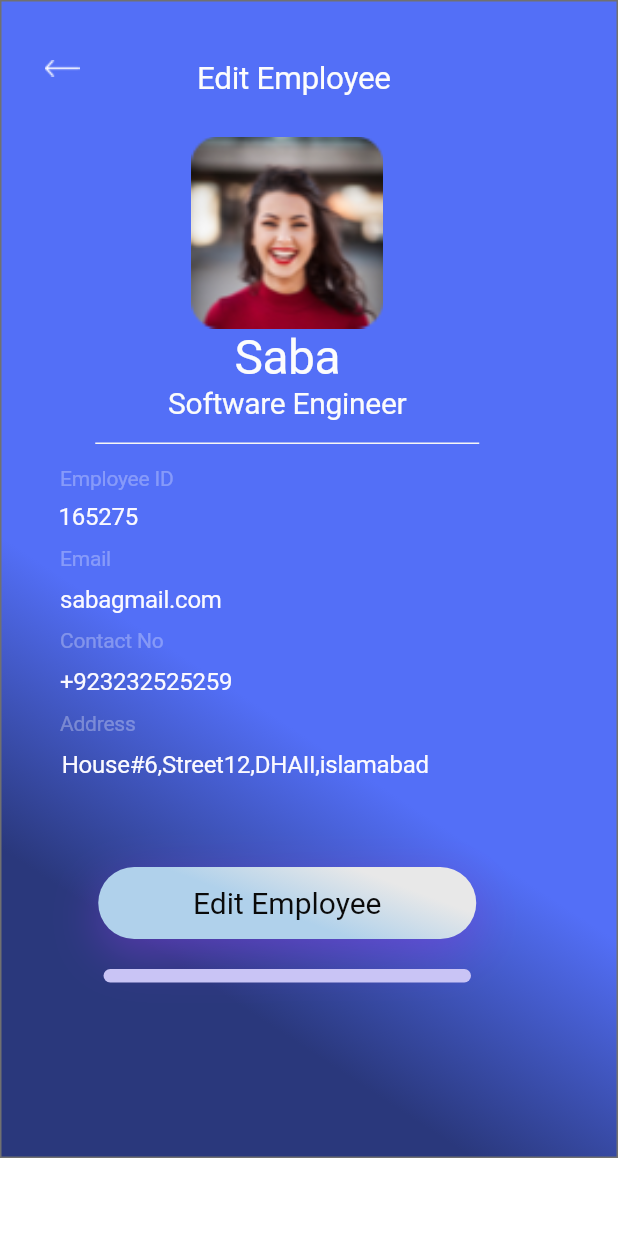
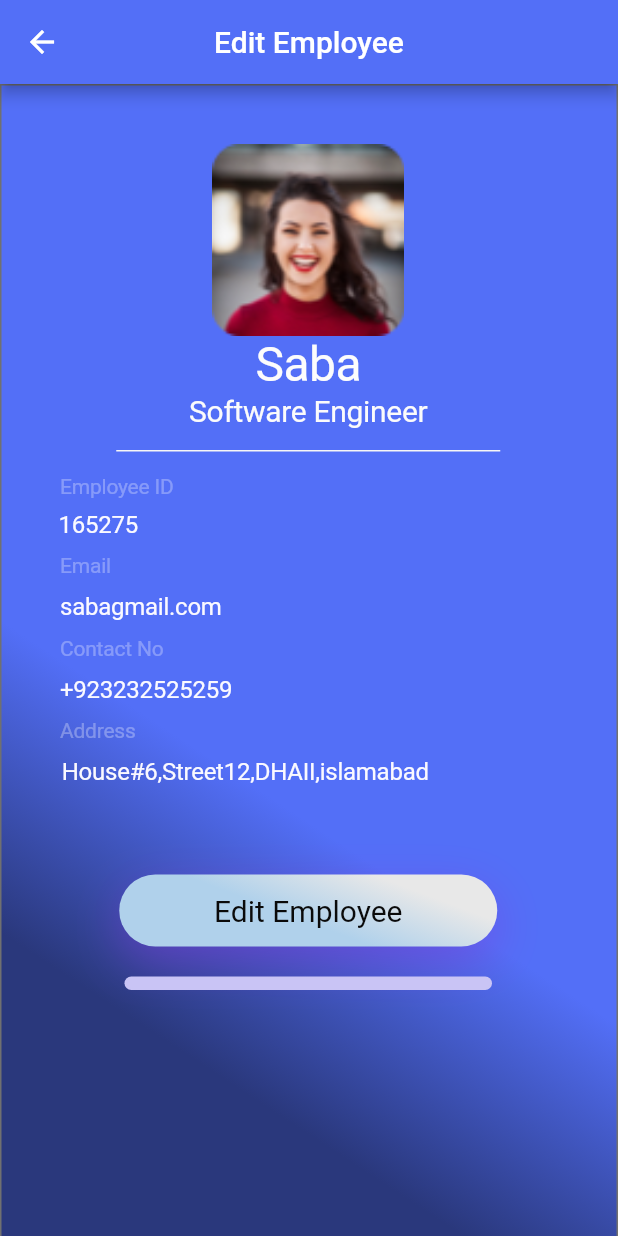
Before and after one commit to Usama3074/pocket-business-solution, a Flutter app: the EditEmployee screen opened directly, on a phone screen of 412 x 824 dp. Run offline on Flutter 3.47's test engine with Material 2 defaults, Android fonts, the phone set to English and light mode, and no system bars; our stand-ins replace charts_flutter, cloud_firestore, firebase_auth, toast; accounts and stored records are empty.

Commit message:
Chart Bar

```diff
--- a/lib/screens/edit_employee.dart
+++ b/lib/screens/edit_employee.dart
@@ -6,6 +6,7 @@ class EditEmployee extends StatelessWidget {
   @override
   Widget build(BuildContext context) {
     return Scaffold(
+      appBar: AppBar(centerTitle: true,title: Text('Edit Employee'),backgroundColor:  Color.fromARGB(255, 83, 111, 247),),
       body: Container(
         constraints: BoxConstraints.expand(),
         decoration: BoxDecoration(
@@ -52,31 +53,34 @@ class EditEmployee extends StatelessWidget {
                             child: Container(),
                           ),
                         ),
+
+
                         Positioned(
                           left: 29,
-                          top: 30,
-                          right: 58,
-                          bottom: 27,
-                          child: Column(
-                            crossAxisAlignment: CrossAxisAlignment.stretch,
+                          top: 0,
+                          right: 30,
+                          bottom: 20,
+                          child: ListView(
+                            scrollDirection: Axis.vertical,
+//                            crossAxisAlignment: CrossAxisAlignment.stretch,
                             children: [
-                              Align(
-                                alignment: Alignment.topLeft,
-                                child: InkWell(
-                                  onTap: () {
-                                    Navigator.of(context).pop();
-                                  },
-                                  child: Container(
-                                    width: 23,
-                                    height: 11,
-                                    margin: EdgeInsets.only(top: 10, left: 1),
-                                    child: Image.asset(
-                                      "assets/images/shape-2.png",
-                                      fit: BoxFit.none,
-                                    ),
-                                  ),
-                                ),
-                              ),
+//                              Align(
+//                                alignment: Alignment.topLeft,
+//                                child: InkWell(
+//                                  onTap: () {
+//                                    Navigator.of(context).pop();
+//                                  },
+//                                  child: Container(
+//                                    width: 23,
+//                                    height: 11,
+//                                    margin: EdgeInsets.only(top: 10, left: 1),
+//                                    child: Image.asset(
+//                                      "assets/images/shape-2.png",
+//                                      fit: BoxFit.none,
+//                                    ),
+//                                  ),
+//                                ),
+//                              ),
                               Align(
                                 alignment: Alignment.topCenter,
                                 child: Container(
@@ -352,23 +356,7 @@ class EditEmployee extends StatelessWidget {
                 ],
               ),
             ),
-            Positioned(
-              top: 40,
 
-              child: Container(
-                 margin: EdgeInsets.only(right: 20),
-                child: Text(
-                  "Edit Employee",
-                  textAlign: TextAlign.center,
-                  style: TextStyle(
-                    color: Color.fromARGB(255, 252, 252, 252),
-                    fontWeight: FontWeight.w400,
-                    fontSize: 21,
-                    letterSpacing: -0.21,
-                  ),
-                ),
-              ),
-            ),
           ],
         ),
       ),
```
Also changed, not shown: lib/screens/home_screen.dart (+20 -4 lines), lib/screens/salary/today.dart (+18 -16 lines).
